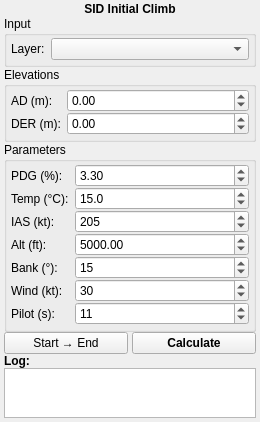
First picture: the form in Q_Pansopy/ui/departures/qpansopy_sid_initial_dockwidget.ui, repository FLYGHT7/qpansopy, before the edit.
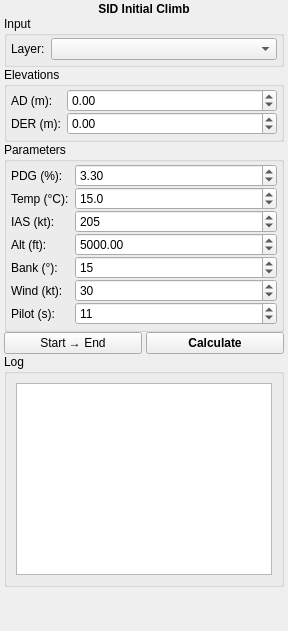
Second picture: the form after the edit. Custom widgets are drawn as their Qt base class.

Commit message: Refactor dock widget minimum sizes and remove unnecessary constraints

What changed in the file:
```diff
--- a/Q_Pansopy/ui/departures/qpansopy_sid_initial_dockwidget.ui
+++ b/Q_Pansopy/ui/departures/qpansopy_sid_initial_dockwidget.ui
@@ -2,23 +2,15 @@
 <ui version="4.0">
  <class>QPANSOPYSIDInitialDockWidget</class>
  <widget class="QDockWidget" name="QPANSOPYSIDInitialDockWidget">
-  <property name="geometry">
-   <rect>
-    <x>0</x>
-    <y>0</y>
-    <width>260</width>
-    <height>420</height>
-   </rect>
-  </property>
   <property name="minimumSize">
    <size>
-    <width>240</width>
-    <height>350</height>
+    <width>250</width>
+    <height>200</height>
    </size>
   </property>
   <property name="maximumSize">
    <size>
-    <width>320</width>
+    <width>16777215</width>
     <height>16777215</height>
    </size>
   </property>
@@ -388,41 +380,22 @@
      </layout>
     </item>
     <item>
-     <widget class="QLabel" name="logLabel">
-      <property name="text">
-       <string>Log:</string>
+     <widget class="QGroupBox" name="logGroup">
+      <property name="title">
+       <string>Log</string>
       </property>
-      <property name="font">
-       <font>
-        <weight>75</weight>
-        <bold>true</bold>
-       </font>
-      </property>
-     </widget>
-    </item>
-    <item>
-     <widget class="QTextEdit" name="logTextEdit">
-      <property name="sizePolicy">
-       <sizepolicy hsizetype="Expanding" vsizetype="Fixed">
-        <horstretch>0</horstretch>
-        <verstretch>0</verstretch>
-       </sizepolicy>
-      </property>
-      <property name="minimumSize">
-       <size>
-        <width>0</width>
-        <height>50</height>
-       </size>
-      </property>
-      <property name="maximumSize">
-       <size>
-        <width>16777215</width>
-        <height>55</height>
-       </size>
-      </property>
-      <property name="readOnly">
-       <bool>true</bool>
-      </property>
+      <layout class="QVBoxLayout" name="logLayout">
+       <item>
+        <widget class="QTextEdit" name="logTextEdit">
+         <property name="readOnly">
+          <bool>true</bool>
+         </property>
+         <property name="minimumHeight">
+          <number>100</number>
+         </property>
+        </widget>
+       </item>
+      </layout>
      </widget>
     </item>
     <item>
```
The commit also changes 12 other files.
